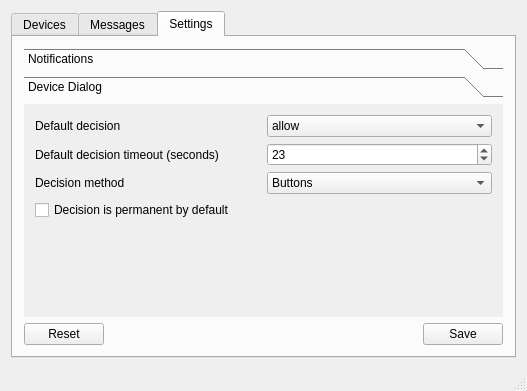
This is src/GUI.Qt5/MainWindow.ui in USBGuard/usbguard as Qt 5 draws it before an edit. The edited form follows.
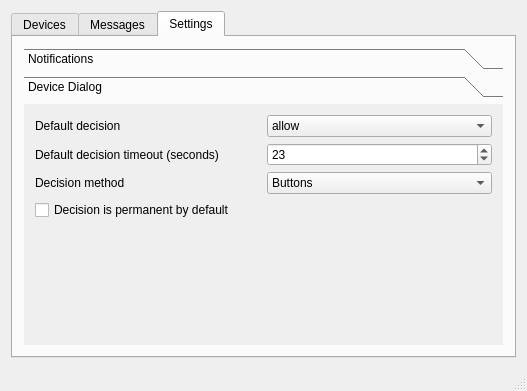
This is the edited form. The open tabs and pages were chosen to show the change.

Commit message:
[applet-qt] remove the reset and apply buttons from settings
Any change to the settings will be saved immediatelly to the
configuration file.

```diff
--- a/src/GUI.Qt5/MainWindow.ui
+++ b/src/GUI.Qt5/MainWindow.ui
@@ -123,14 +123,7 @@
         <string>Settings</string>
        </attribute>
        <layout class="QGridLayout" name="gridLayout_4">
-        <item row="1" column="2">
-         <widget class="QPushButton" name="config_save_button">
-          <property name="text">
-           <string>Save</string>
-          </property>
-         </widget>
-        </item>
-        <item row="0" column="0" colspan="3">
+        <item row="0" column="0" colspan="2">
          <widget class="QToolBox" name="toolBox">
           <property name="currentIndex">
            <number>1</number>
@@ -227,7 +220,7 @@
              <x>0</x>
              <y>0</y>
              <width>487</width>
-             <height>194</height>
+             <height>228</height>
             </rect>
            </property>
            <attribute name="label">
@@ -335,26 +328,6 @@
           </widget>
          </widget>
         </item>
-        <item row="1" column="0">
-         <widget class="QPushButton" name="config_reset_button">
-          <property name="text">
-           <string>Reset</string>
-          </property>
-         </widget>
-        </item>
-        <item row="1" column="1">
-         <spacer name="horizontalSpacer_2">
-          <property name="orientation">
-           <enum>Qt::Horizontal</enum>
-          </property>
-          <property name="sizeHint" stdset="0">
-           <size>
-            <width>40</width>
-            <height>20</height>
-           </size>
-          </property>
-         </spacer>
-        </item>
        </layout>
       </widget>
      </widget>
```
Left out of the diff: 2 changed lines with no effect on the pictures.
